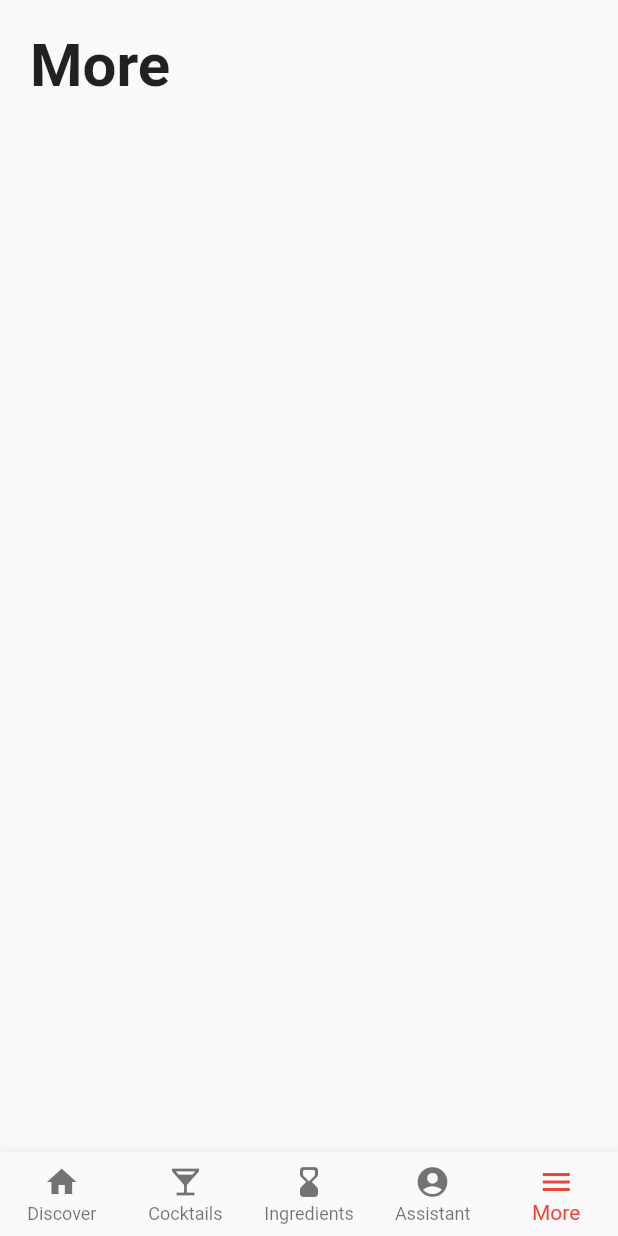
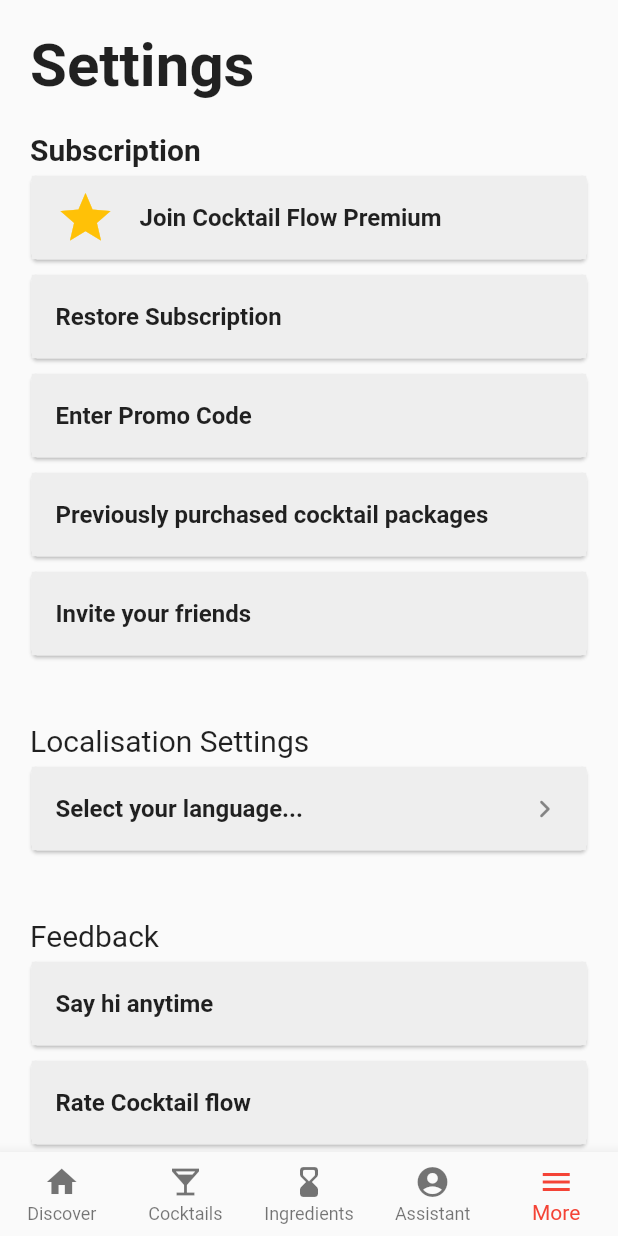
Before and after one commit to WinstonMoh/CocktailFlowApp, a Flutter app: the screen it shows after launch, item 5 of the bottom bar chosen, on a phone screen of 412 x 824 dp. Run offline on Flutter 3.47's test engine with Material 2 defaults, Android fonts, the phone set to English and light mode, and no system bars; our stand-ins replace carousel_slider, eva_icons_flutter, flutter_secure_storage, google_fonts; missing offline and left inert: flutter_appauth.

Commit message:
settings done with url access

```diff
--- a/lib/main.dart
+++ b/lib/main.dart
@@ -1,6 +1,7 @@
 import 'package:cocktail_flow/pages/assistantpage.dart';
 import 'package:cocktail_flow/pages/discoverpage.dart';
 import 'package:cocktail_flow/pages/ingredientspage.dart';
+import 'package:cocktail_flow/pages/morepage.dart';
 import 'package:flutter/material.dart';
 import 'package:google_fonts/google_fonts.dart';
 
@@ -21,7 +22,7 @@ class _MyAppState extends State<MyApp> {
     <Widget>[cocktailsSection],
     <Widget>[IngredientsPage()],
     <Widget>[AssistantPage()],
-    <Widget>[moreSection],
+    <Widget>[MorePage()],
   ];
 
   _tapped(int tappedIndex) {
@@ -76,14 +77,3 @@ Widget cocktailsSection = Container(
     ),
   ),
 );
-
-Widget moreSection = Container(
-  padding: EdgeInsets.all(20),
-  child: Text(
-    'More',
-    style: TextStyle(
-      fontWeight: FontWeight.bold,
-      fontSize: 40,
-    ),
-  ),
-);
--- /dev/null
+++ b/lib/pages/morepage.dart
@@ -0,0 +1,289 @@
+import 'package:eva_icons_flutter/eva_icons_flutter.dart';
+import 'package:flutter/material.dart';
+import 'package:url_launcher/url_launcher.dart';
+
+class MorePage extends StatefulWidget {
+  @override
+  _MorePageState createState() => new _MorePageState();
+}
+
+class _MorePageState extends State<MorePage> {
+  @override
+  Widget build(BuildContext context) {
+    return Container(
+        child: Column(crossAxisAlignment: CrossAxisAlignment.start, children: <
+            Widget>[
+      Padding(
+        padding: const EdgeInsets.symmetric(horizontal: 20.0, vertical: 20.0),
+        child: Container(
+          child: Text(
+            'Settings',
+            style: TextStyle(
+              fontWeight: FontWeight.bold,
+              fontSize: 40,
+            ),
+          ),
+        ),
+      ),
+      Padding(
+        padding: const EdgeInsets.symmetric(horizontal: 20.0, vertical: 1.0),
+        child: Container(
+          child: Text(
+            'Subscription',
+            style: TextStyle(
+              fontWeight: FontWeight.bold,
+              fontSize: 20,
+            ),
+          ),
+        ),
+      ),
+      Padding(
+        padding: const EdgeInsets.symmetric(horizontal: 17.0, vertical: 1.0),
+        child: Card(
+            child: new Column(
+          mainAxisSize: MainAxisSize.min,
+          children: <Widget>[
+            new ListTile(
+              leading: const Icon(
+                Icons.star,
+                size: 40.0,
+                color: Colors.amber,
+              ),
+              title: const Text(
+                'Join Cocktail Flow Premium',
+                style: TextStyle(fontWeight: FontWeight.bold),
+              ),
+              onTap: () {},
+              tileColor: Colors.grey[200],
+            ),
+          ],
+        )),
+      ),
+      Padding(
+        padding: const EdgeInsets.symmetric(horizontal: 17.0, vertical: 1.0),
+        child: Card(
+            child: new Column(
+          mainAxisSize: MainAxisSize.min,
+          children: <Widget>[
+            new ListTile(
+              title: const Text(
+                'Restore Subscription',
+                style: TextStyle(fontWeight: FontWeight.bold),
+              ),
+              onTap: () {},
+              tileColor: Colors.grey[200],
+            ),
+          ],
+        )),
+      ),
+      Padding(
+        padding: const EdgeInsets.symmetric(horizontal: 17.0, vertical: 1.0),
+        child: Card(
+            child: new Column(
+          mainAxisSize: MainAxisSize.min,
+          children: <Widget>[
+            new ListTile(
+              title: const Text(
+                'Enter Promo Code',
+                style: TextStyle(fontWeight: FontWeight.bold),
+              ),
+              onTap: () {},
+              tileColor: Colors.grey[200],
+            ),
+          ],
+        )),
+      ),
+      Padding(
+        padding: const EdgeInsets.symmetric(horizontal: 17.0, vertical: 1.0),
+        child: Card(
+            child: new Column(
+          mainAxisSize: MainAxisSize.min,
+          children: <Widget>[
+            new ListTile(
+              title: const Text(
+                'Previously purchased cocktail packages',
+                style: TextStyle(fontWeight: FontWeight.bold),
+              ),
+              onTap: () {},
+              tileColor: Colors.grey[200],
+            ),
+          ],
+        )),
+      ),
+      Padding(
+        padding: const EdgeInsets.symmetric(horizontal: 17.0, vertical: 1.0),
+        child: Card(
+            child: new Column(
+          mainAxisSize: MainAxisSize.min,
+          children: <Widget>[
+            new ListTile(
+              title: const Text(
+                'Invite your friends',
+                style: TextStyle(fontWeight: FontWeight.bold),
+              ),
+              onTap: () {},
+              tileColor: Colors.grey[200],
+            ),
+          ],
+        )),
+      ),
+      Padding(
+        padding: const EdgeInsets.only(
+            left: 20.0, right: 11.0, top: 40.0, bottom: 1.0),
+        child: Container(
+          child: Text(
+            'Localisation Settings',
+            style: TextStyle(
+              fontWeight: FontWeight.normal,
+              fontSize: 20,
+            ),
+          ),
+        ),
+      ),
+      Padding(
+        padding: const EdgeInsets.symmetric(horizontal: 17.0, vertical: 1.0),
+        child: Card(
+            child: new Column(
+          mainAxisSize: MainAxisSize.min,
+          children: <Widget>[
+            new ListTile(
+              title: const Text(
+                'Select your language...',
+                style: TextStyle(fontWeight: FontWeight.bold),
+              ),
+              onTap: () {},
+              tileColor: Colors.grey[200],
+              trailing: Icon(Icons.chevron_right_rounded),
+            ),
+          ],
+        )),
+      ),
+      Padding(
+        padding: const EdgeInsets.only(
+            left: 20.0, right: 11.0, top: 40.0, bottom: 1.0),
+        child: Container(
+          child: Text(
+            'Feedback',
+            style: TextStyle(
+              fontWeight: FontWeight.normal,
+              fontSize: 20,
+            ),
+          ),
+        ),
+      ),
+      Padding(
+        padding: const EdgeInsets.symmetric(horizontal: 17.0, vertical: 1.0),
+        child: Card(
+            child: new Column(
+          mainAxisSize: MainAxisSize.min,
+          children: <Widget>[
+            new ListTile(
+              title: const Text(
+                'Say hi anytime',
+                style: TextStyle(fontWeight: FontWeight.bold),
+              ),
+              onTap: () {},
+              tileColor: Colors.grey[200],
+            ),
+          ],
+        )),
+      ),
+      Padding(
+        padding: const EdgeInsets.symmetric(horizontal: 17.0, vertical: 1.0),
+        child: Card(
+            child: new Column(
+          mainAxisSize: MainAxisSize.min,
+          children: <Widget>[
+            new ListTile(
+              title: const Text(
+                'Rate Cocktail flow',
+                style: TextStyle(fontWeight: FontWeight.bold),
+              ),
+              onTap: () {},
+              tileColor: Colors.grey[200],
+            ),
+          ],
+        )),
+      ),
+      Padding(
+        padding: const EdgeInsets.only(
+            left: 20.0, right: 11.0, top: 40.0, bottom: 1.0),
+        child: Container(
+          child: Text(
+            'About The Team...',
+            style: TextStyle(
+              fontWeight: FontWeight.normal,
+              fontSize: 20,
+            ),
+          ),
+        ),
+      ),
+      Padding(
+        padding: const EdgeInsets.symmetric(horizontal: 17.0, vertical: 1.0),
+        child: Card(
+            child: new Column(
+          mainAxisSize: MainAxisSize.min,
+          children: <Widget>[
+            new ListTile(
+              leading: Icon(EvaIcons.twitter),
+              title: const Text(
+                'on Twitter',
+                style: TextStyle(fontWeight: FontWeight.bold),
+              ),
+              onTap: () {
+                _launchUrl('https://twitter.com');
+              },
+              tileColor: Colors.grey[200],
+            ),
+          ],
+        )),
+      ),
+      Padding(
+        padding: const EdgeInsets.symmetric(horizontal: 17.0, vertical: 1.0),
+        child: Card(
+            child: new Column(
+          mainAxisSize: MainAxisSize.min,
+          children: <Widget>[
+            new ListTile(
+              leading: Icon(EvaIcons.facebook),
+              title: const Text(
+                'on Facebook',
+                style: TextStyle(fontWeight: FontWeight.bold),
+              ),
+              onTap: () {
+                _launchUrl('https://facebook.com');
+              },
+              tileColor: Colors.grey[200],
+            ),
+          ],
+        )),
+      ),
+      Padding(
+        padding: const EdgeInsets.symmetric(horizontal: 17.0, vertical: 1.0),
+        child: Card(
+            child: new Column(
+          mainAxisSize: MainAxisSize.min,
+          children: <Widget>[
+            new ListTile(
+              title: const Text(
+                'Privacy Policy',
+                style: TextStyle(fontWeight: FontWeight.bold),
+              ),
+              onTap: () {},
+              tileColor: Colors.grey[200],
+              trailing: const Icon(Icons.chevron_right_rounded),
+            ),
+          ],
+        )),
+      ),
+    ]));
+  }
+
+  _launchUrl(String url) async {
+    if (await canLaunch(url)) {
+      await launch(url);
+    } else {
+      throw 'Could not launch $url';
+    }
+  }
+}
--- a/pubspec.yaml
+++ b/pubspec.yaml
@@ -35,6 +35,12 @@ dependencies:
   carousel_slider: ^2.3.1
   google_fonts: 1.1.1
   flappy_search_bar: 1.4.1
+
+  # Twitter and facebook icons
+  eva_icons_flutter: 3.0.0
+
+  # url launchers
+  url_launcher: ^5.7.10
 
 dev_dependencies:
   flutter_test:
```
Also changed, not shown: pubspec.lock, 1 other file.
